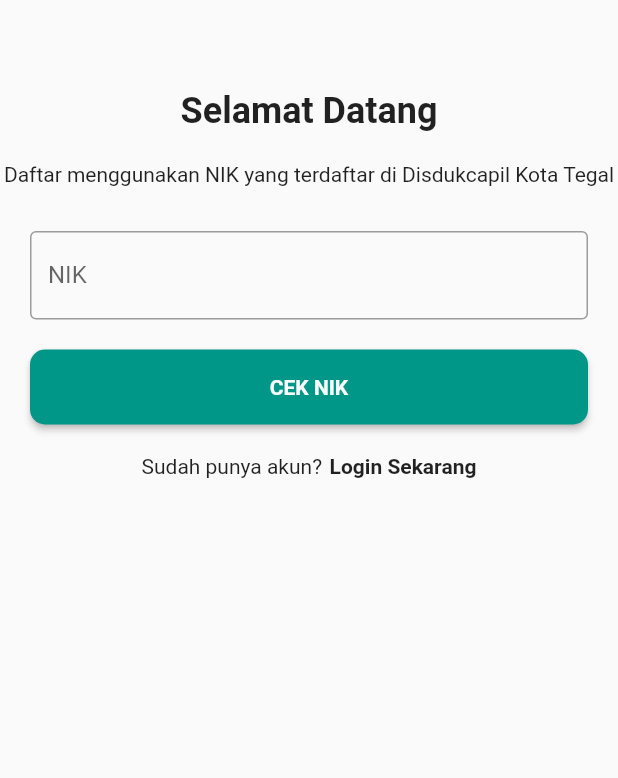
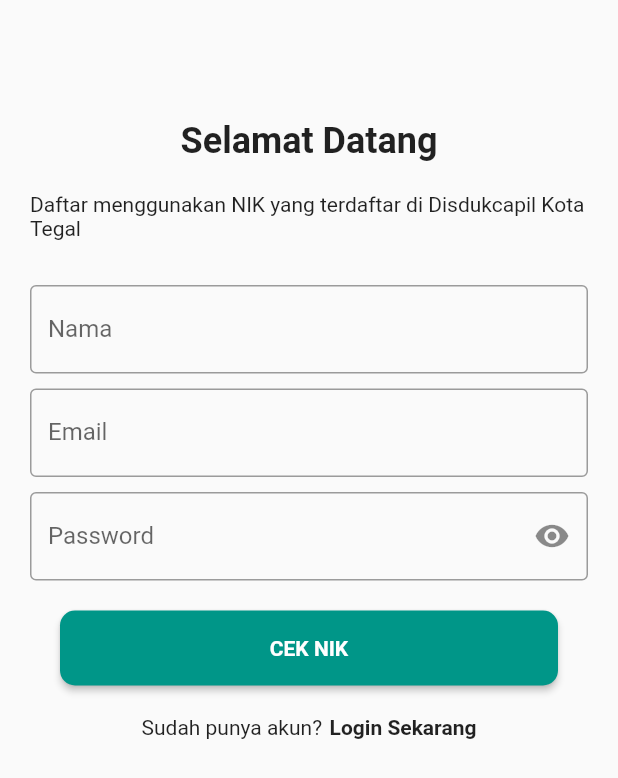
Before and after one commit to maulanasiddiq/mcommerce-frontend, a Flutter app: the screen it shows after launch, after a tap on "Daftar Sekarang", on a phone screen of 412 x 824 dp. Shown: the top 778 px of the screen. Run offline on Flutter 3.47's test engine with Material 2 defaults, Android fonts, the phone set to English and light mode, and no system bars; Roboto replaces fonts that are missing (Opensans).

Commit message:
update login register

```diff
--- a/lib/screen/login.dart
+++ b/lib/screen/login.dart
@@ -33,7 +33,7 @@ class _LoginState extends State<Login> {
               child: TextField(
                   decoration: InputDecoration(
                 border: OutlineInputBorder(),
-                labelText: 'Username',
+                labelText: 'Email',
               )),
             ),
             SizedBox(
--- a/lib/screen/register.dart
+++ b/lib/screen/register.dart
@@ -10,7 +10,9 @@ class _RegisterState extends State<Register> {
   @override
   Widget build(BuildContext context) {
     return Scaffold(
-      body: Center(
+      body: Padding(
+        padding: const EdgeInsets.all(20.0),
+        child: Center(
           child: Column(
             children: <Widget>[
               SizedBox(
@@ -23,18 +25,30 @@ class _RegisterState extends State<Register> {
               SizedBox(
                 height: 20,
               ),
-            Text("Daftar menggunakan NIK yang terdaftar di Disdukcapil Kota Tegal"),
+              Text(
+                  "Daftar menggunakan NIK yang terdaftar di Disdukcapil Kota Tegal"),
               SizedBox(
                 height: 30,
               ),
-            Padding(
-              padding: EdgeInsets.only(left: 20, right: 20),
-              child: TextField(
+              TextField(
                   decoration: InputDecoration(
                 border: OutlineInputBorder(),
-                labelText: 'NIK',
+                labelText: 'Nama',
               )),
-            ),
+              SizedBox(height: 10,),
+              TextField(
+                  decoration: InputDecoration(
+                border: OutlineInputBorder(),
+                labelText: 'Email',
+              )),
+              SizedBox(height: 10,),
+              TextField(
+                  obscureText: true,
+                  decoration: InputDecoration(
+                    border: OutlineInputBorder(),
+                    labelText: 'Password',
+                    suffixIcon: Icon(Icons.remove_red_eye)
+                  )),
               Padding(
                 padding: EdgeInsets.all(20),
                 child: SizedBox(
@@ -79,6 +93,7 @@ class _RegisterState extends State<Register> {
             ],
           ),
         ),
+      ),
     );
   }
 }
```
Lines whose indentation alone changed are shown as unchanged.
